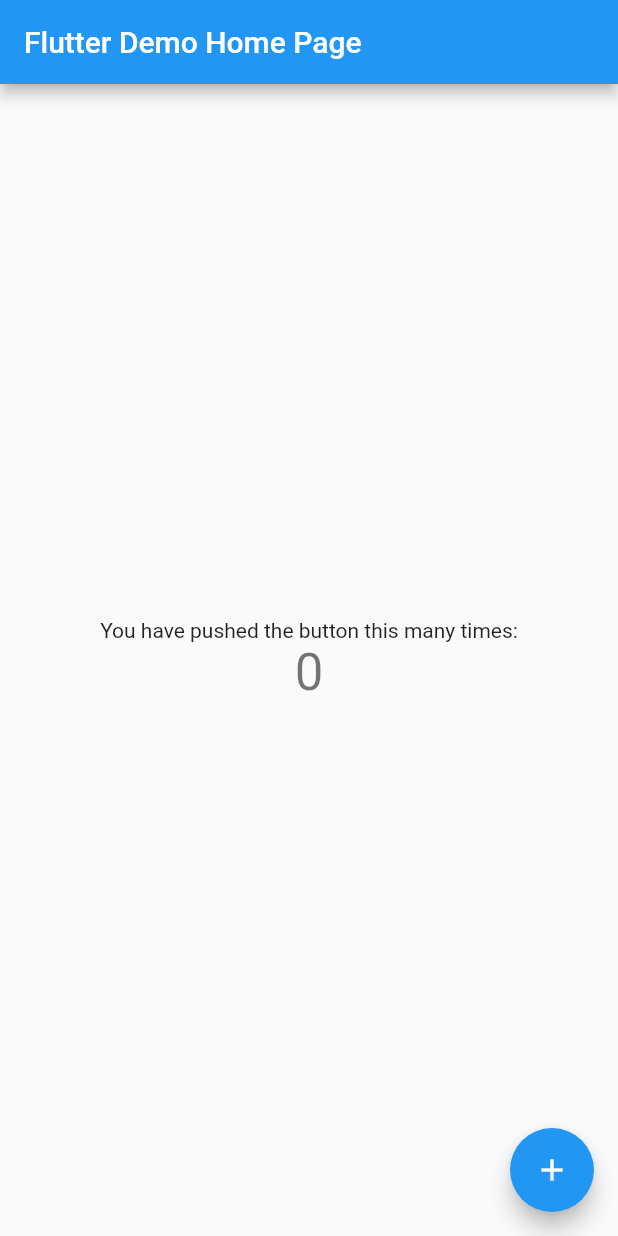
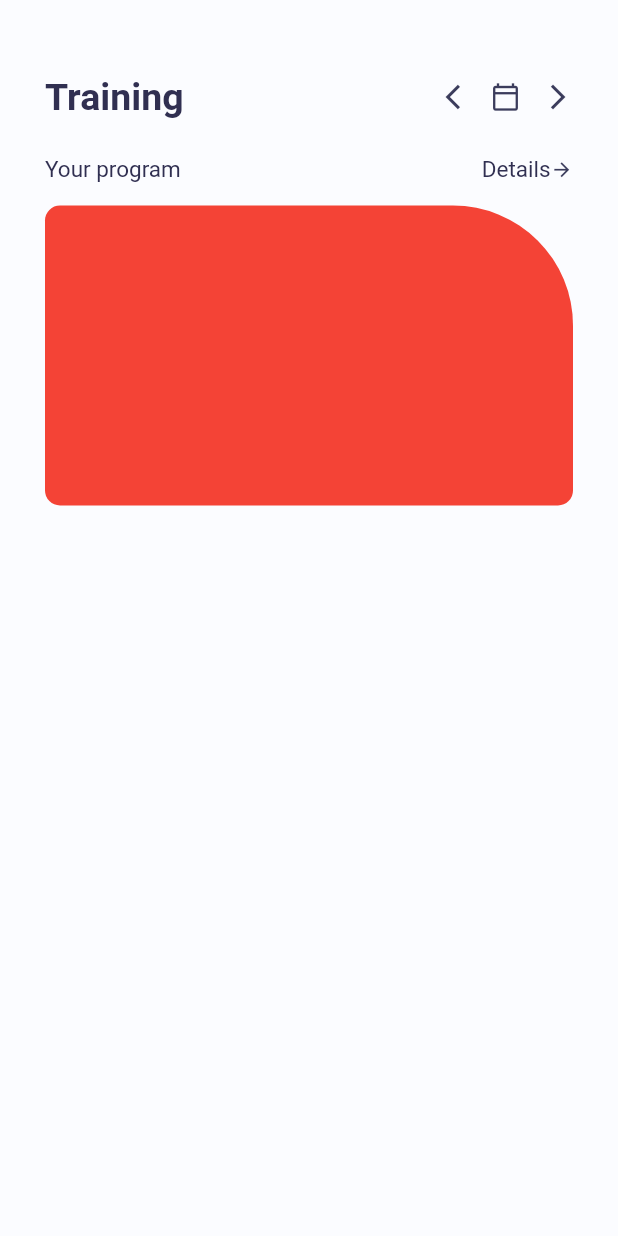
Before and after one commit to dipbazz/training, a Flutter app: the screen it shows after launch, on a phone screen of 412 x 824 dp. Run offline on Flutter 3.47's test engine with Material 2 defaults, Android fonts, the phone set to English and light mode, and no system bars.

Commit message:
Add homepage and appbar layout

```diff
--- /dev/null
+++ b/lib/home_page.dart
@@ -0,0 +1,97 @@
+import 'package:flutter/material.dart';
+
+import 'colors.dart' as color;
+
+class MyHomePage extends StatefulWidget {
+  const MyHomePage({Key? key, required this.title}) : super(key: key);
+
+  final String title;
+
+  @override
+  State<MyHomePage> createState() => _MyHomePageState();
+}
+
+class _MyHomePageState extends State<MyHomePage> {
+  @override
+  Widget build(BuildContext context) {
+    return Scaffold(
+      backgroundColor: color.AppColor.homePageBackground,
+      body: Container(
+        padding: const EdgeInsets.only(top: 50, left: 30, right: 30),
+        child: Column(
+          children: [
+            Row(
+              children: [
+                Text(
+                  "Training",
+                  style: TextStyle(
+                    fontSize: 25,
+                    color: color.AppColor.homePageTitle,
+                    fontWeight: FontWeight.w700,
+                  ),
+                ),
+                Expanded(child: Container()),
+                Icon(
+                  Icons.arrow_back_ios,
+                  size: 20,
+                  color: color.AppColor.homePageIcons
+                ),
+                const SizedBox(width: 10),
+                Icon(
+                  Icons.calendar_today_outlined,
+                  size: 20,
+                  color: color.AppColor.homePageIcons
+                ),
+                const SizedBox(width: 15),
+                Icon(
+                  Icons.arrow_forward_ios,
+                  size: 20,
+                  color: color.AppColor.homePageIcons
+                )
+              ],
+            ),
+            const SizedBox(height: 25),
+            Row(
+              children: [
+                Text(
+                  "Your program",
+                  style: TextStyle(
+                    fontSize: 15,
+                    color: color.AppColor.homePageTitle,
+                  ),
+                ),
+                Expanded(child: Container()),
+                Text(
+                  "Details",
+                  style: TextStyle(
+                    fontSize: 15,
+                    color: color.AppColor.homePageTitle,
+                  ),
+                ),
+                Icon(
+                  Icons.arrow_forward,
+                  size: 15,
+                  color: color.AppColor.homePageIcons
+                )
+              ],
+            ),
+            const SizedBox(height: 15),
+            Container(
+              width: MediaQuery.of(context).size.width,
+              height: 200,
+              decoration: const BoxDecoration(
+                color: Colors.red,
+                borderRadius: BorderRadius.only(
+                  topLeft: Radius.circular(10),
+                  bottomLeft: Radius.circular(10),
+                  bottomRight: Radius.circular(10),
+                  topRight: Radius.circular(80),
+                )
+              ),
+            )
+          ],
+        ),
+      ),
+    );
+  }
+}
--- a/lib/main.dart
+++ b/lib/main.dart
@@ -1,4 +1,6 @@
 import 'package:flutter/material.dart';
+
+import 'home_page.dart';
 
 void main() {
   runApp(const MyApp());
@@ -28,88 +30,3 @@ class MyApp extends StatelessWidget {
     );
   }
 }
-
-class MyHomePage extends StatefulWidget {
-  const MyHomePage({Key? key, required this.title}) : super(key: key);
-
-  // This widget is the home page of your application. It is stateful, meaning
-  // that it has a State object (defined below) that contains fields that affect
-  // how it looks.
-
-  // This class is the configuration for the state. It holds the values (in this
-  // case the title) provided by the parent (in this case the App widget) and
-  // used by the build method of the State. Fields in a Widget subclass are
-  // always marked "final".
-
-  final String title;
-
-  @override
-  State<MyHomePage> createState() => _MyHomePageState();
-}
-
-class _MyHomePageState extends State<MyHomePage> {
-  int _counter = 0;
-
-  void _incrementCounter() {
-    setState(() {
-      // This call to setState tells the Flutter framework that something has
-      // changed in this State, which causes it to rerun the build method below
-      // so that the display can reflect the updated values. If we changed
-      // _counter without calling setState(), then the build method would not be
-      // called again, and so nothing would appear to happen.
-      _counter++;
-    });
-  }
-
-  @override
-  Widget build(BuildContext context) {
-    // This method is rerun every time setState is called, for instance as done
-    // by the _incrementCounter method above.
-    //
-    // The Flutter framework has been optimized to make rerunning build methods
-    // fast, so that you can just rebuild anything that needs updating rather
-    // than having to individually change instances of widgets.
-    return Scaffold(
-      appBar: AppBar(
-        // Here we take the value from the MyHomePage object that was created by
-        // the App.build method, and use it to set our appbar title.
-        title: Text(widget.title),
-      ),
-      body: Center(
-        // Center is a layout widget. It takes a single child and positions it
-        // in the middle of the parent.
-        child: Column(
-          // Column is also a layout widget. It takes a list of children and
-          // arranges them vertically. By default, it sizes itself to fit its
-          // children horizontally, and tries to be as tall as its parent.
-          //
-          // Invoke "debug painting" (press "p" in the console, choose the
-          // "Toggle Debug Paint" action from the Flutter Inspector in Android
-          // Studio, or the "Toggle Debug Paint" command in Visual Studio Code)
-          // to see the wireframe for each widget.
-          //
-          // Column has various properties to control how it sizes itself and
-          // how it positions its children. Here we use mainAxisAlignment to
-          // center the children vertically; the main axis here is the vertical
-          // axis because Columns are vertical (the cross axis would be
-          // horizontal).
-          mainAxisAlignment: MainAxisAlignment.center,
-          children: <Widget>[
-            const Text(
-              'You have pushed the button this many times:',
-            ),
-            Text(
-              '$_counter',
-              style: Theme.of(context).textTheme.headline4,
-            ),
-          ],
-        ),
-      ),
-      floatingActionButton: FloatingActionButton(
-        onPressed: _incrementCounter,
-        tooltip: 'Increment',
-        child: const Icon(Icons.add),
-      ), // This trailing comma makes auto-formatting nicer for build methods.
-    );
-  }
-}
```
